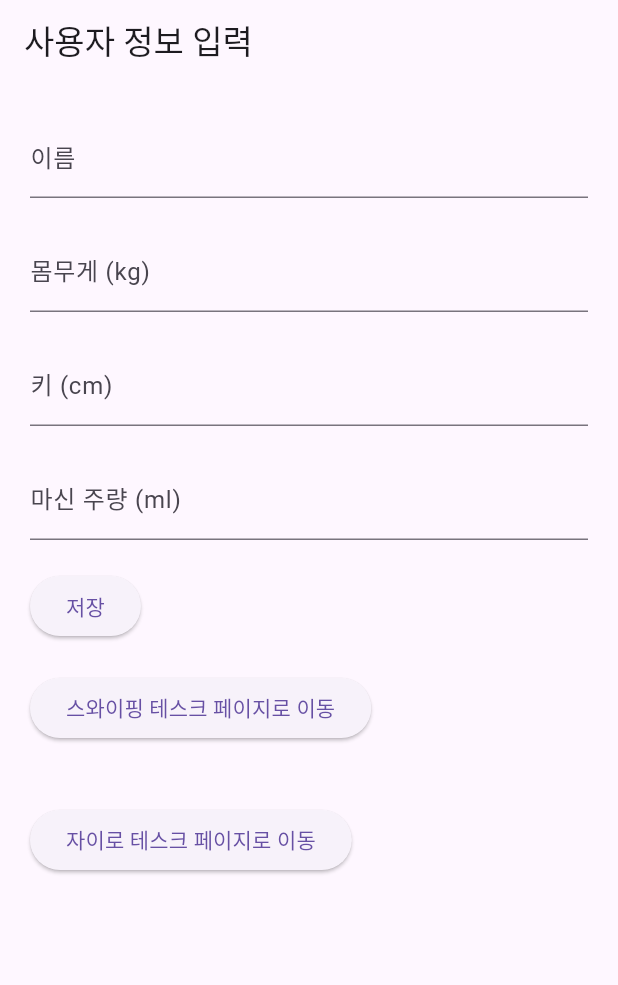
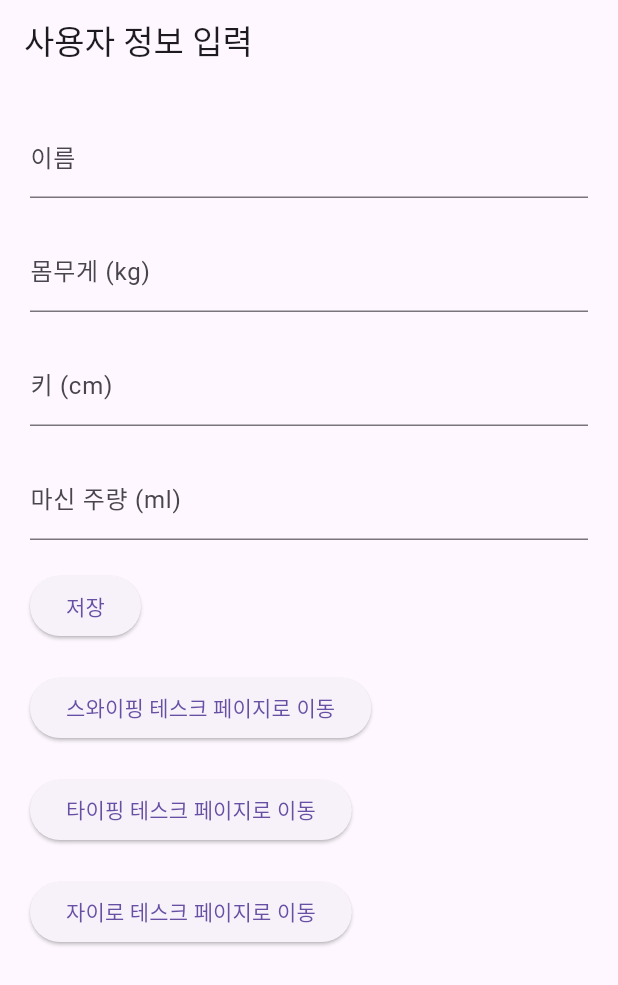
Before and after one commit to Doho-K/ALCO-T, a Flutter app: the screen it shows after launch, on a phone screen of 412 x 824 dp. Shown: the top 985 px of the screen. Run offline on Flutter 3.47's test engine with Material 3 defaults, Android fonts, the phone set to English and light mode, and no system bars; our stand-ins replace cloud_firestore, firebase_core, get, google_maps_flutter, sensors_plus; accounts and stored records are empty.

Commit message:
잘못 올린 거 수정

```diff
--- a/alco_t_dev/lib/infoPage.dart
+++ b/alco_t_dev/lib/infoPage.dart
@@ -83,9 +83,9 @@ class _infoPageState extends State<infoPage>{
               Get.to(PatternSwipingPage(userID: "", sessionID: 1));//이 안에 이동할 페이지 클래스를 넣어주면 됨
             }, child: Text('스와이핑 테스크 페이지로 이동')),
             SizedBox(height: 20.0),
-            //ElevatedButton(onPressed: (){
-              //Get.to(MapSearchPage());//이 안에 이동할 페이지 클래스를 넣어주면 됨
-            //}, child: Text('타이핑 테스크 페이지로 이동')),
+            ElevatedButton(onPressed: (){
+              Get.to(MapSearchPage());//이 안에 이동할 페이지 클래스를 넣어주면 됨
+            }, child: Text('타이핑 테스크 페이지로 이동')),
             SizedBox(height: 20.0),
             ElevatedButton(onPressed: (){
               Get.to(GyroTask());//이 안에 이동할 페이지 클래스를 넣어주면 됨
```
